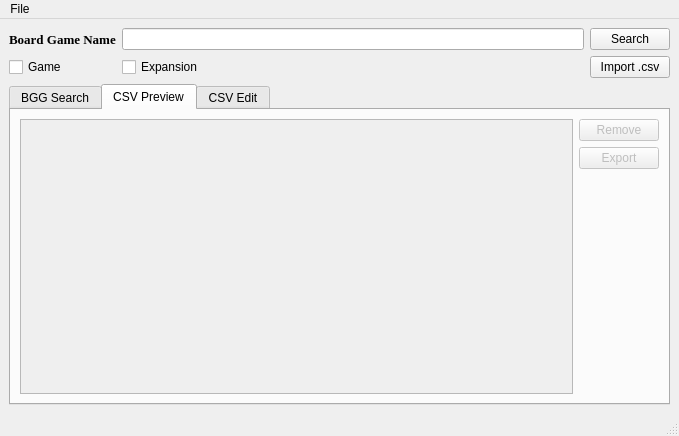
First picture: the form in main_window.ui, repository lucaono13/Board-Game-Info-Grabber, before the edit.
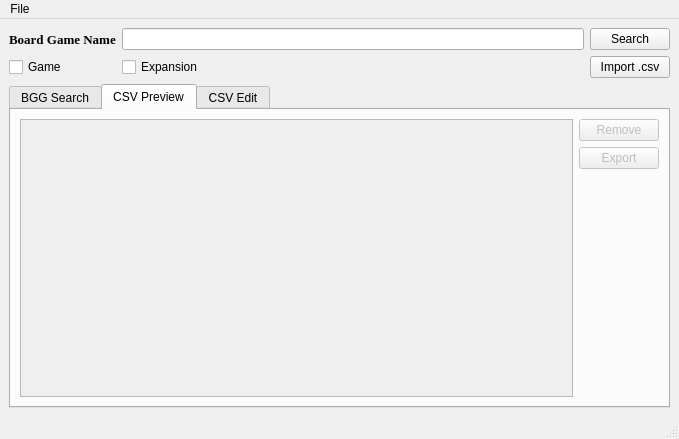
Second picture: the form after the edit.

What changed in the file:
```diff
--- a/main_window.ui
+++ b/main_window.ui
@@ -7,7 +7,7 @@
     <x>0</x>
     <y>0</y>
     <width>679</width>
-    <height>436</height>
+    <height>439</height>
    </rect>
   </property>
   <property name="windowTitle">
```
Left out of the diff: 4 changed lines with no effect on the pictures.
